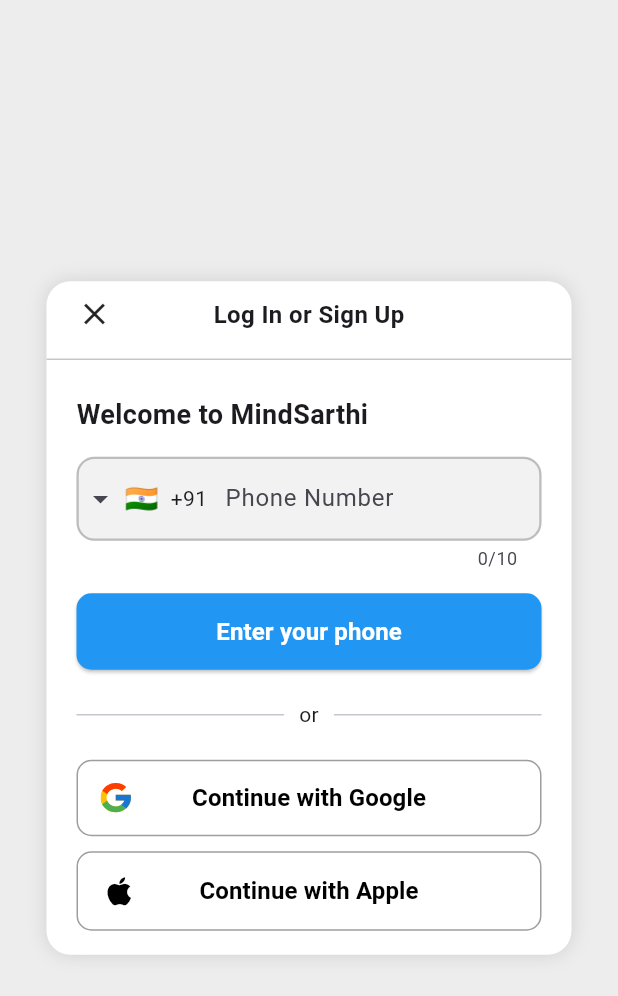
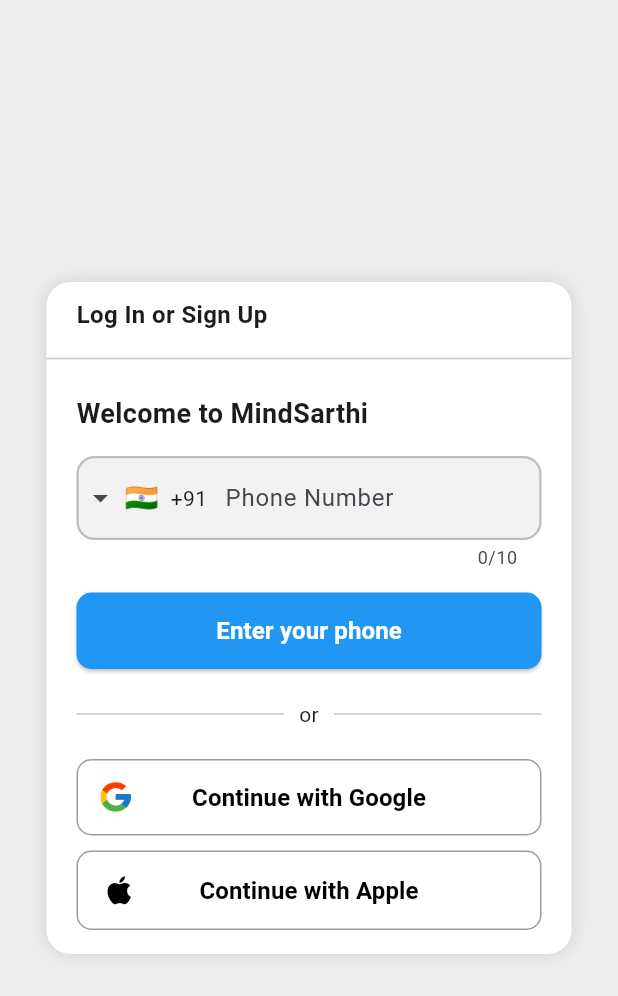
Before and after one commit to GeetishM/MindSarthi, a Flutter app: the screen it shows after launch, on a phone screen of 412 x 824 dp. Shown: the top 996 px of the screen. Run offline on Flutter 3.47's test engine with Material 3 defaults, Android fonts, the phone set to English and light mode, and no system bars; drawn by our look-alikes of intl_phone_field; our stand-ins replace cloud_firestore, firebase_auth, firebase_core, flutter_svg, pinput, shimmer and 1 more; accounts and stored records are empty.

Commit message:
Changes in auth

```diff
--- a/lib/features/personal_user/auth/personal_auth.dart
+++ b/lib/features/personal_user/auth/personal_auth.dart
@@ -93,7 +93,6 @@ class _PersonalAuthState extends State<PersonalAuth> {
                 child: Row(
                   mainAxisAlignment: MainAxisAlignment.spaceBetween,
                   children: const [
-                    Icon(Icons.close),
                     Text(
                       "Log In or Sign Up",
                       style: TextStyle(
```
